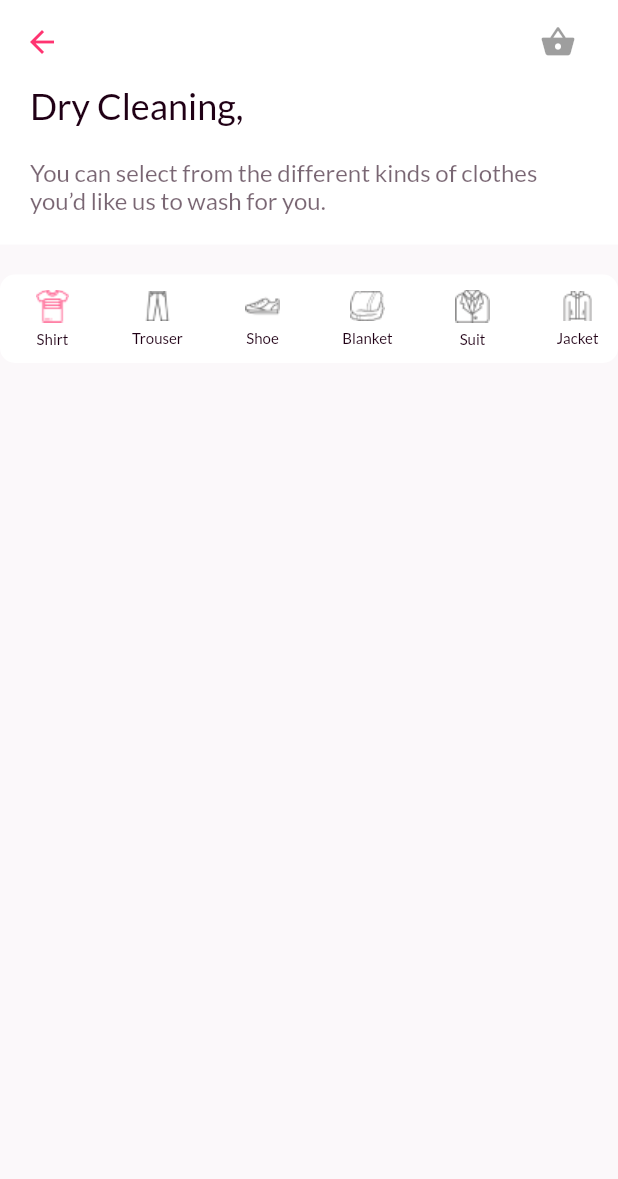
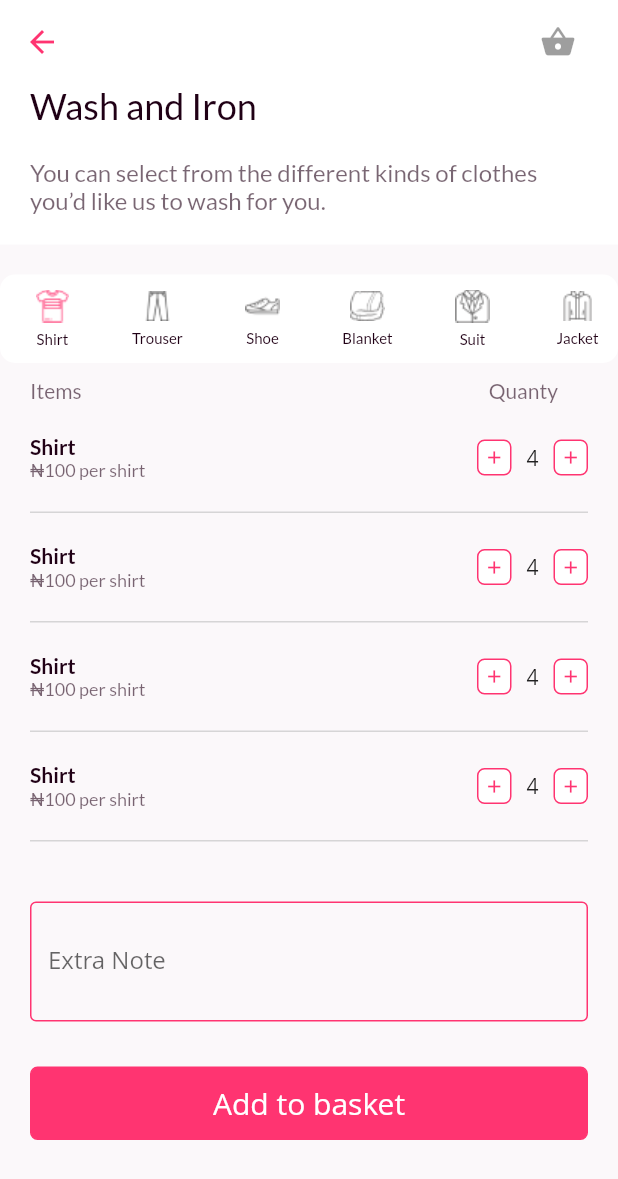
Before and after one commit to cyuket/little_drop, a Flutter app: the SelectionView screen opened directly, on a phone screen of 412 x 824 dp. Shown: the top 1179 px of the screen. Run offline on Flutter 3.47's test engine with Material 2 defaults, Android fonts, the phone set to English and light mode, and no system bars; our stand-ins replace cloud_firestore, firebase_auth, flutter_svg, get_it, google_fonts, provider_architecture; missing offline and left inert: grouped_buttons; accounts and stored records are empty; Roboto replaces fonts that are missing (Open Sans).

Commit message:
Completed view for selection

```diff
--- a/lib/ui/views/login_view.dart
+++ b/lib/ui/views/login_view.dart
@@ -47,7 +47,7 @@ class LoginView extends StatelessWidget {
                 ),
               ),
               InputField(
-                smallVersion: true,
+                smallVersion: false,
                 controller: emailController,
                 label: "Email",
                 placeholder: "youremail@email.com",
@@ -56,7 +56,7 @@ class LoginView extends StatelessWidget {
                 height: 20,
               ),
               InputField(
-                smallVersion: true,
+                smallVersion: false,
                 controller: passwordController,
                 label: "Password",
                 placeholder: "Password",
--- a/lib/ui/views/selection_view.dart
+++ b/lib/ui/views/selection_view.dart
@@ -4,6 +4,9 @@ import 'package:little_drops/constants/assets.dart';
 import 'package:little_drops/ui/shared/app_colors.dart';
 import 'package:little_drops/ui/shared/ui_helpers.dart';
 import 'package:little_drops/ui/shared/shared_styles.dart';
+import 'package:little_drops/ui/widgets/busy_button.dart';
+import 'package:little_drops/ui/shared/screen_util.dart';
+import 'package:little_drops/ui/widgets/input_field.dart';
 
 class SelectionView extends StatefulWidget {
   final String title;
@@ -13,8 +16,11 @@ class SelectionView extends StatefulWidget {
 }
 
 class _SelectionViewState extends State<SelectionView> {
+  final message = TextEditingController();
   @override
   Widget build(BuildContext context) {
+    ScreenUtil.init(context, width: 414, height: 896, allowFontScaling: true);
+
     return Scaffold(
       backgroundColor: AppColors().background,
       appBar: AppBar(
@@ -37,6 +43,10 @@ class _SelectionViewState extends State<SelectionView> {
         elevation: 0,
       ),
       body: SafeArea(
+        child: SingleChildScrollView(
+          child: SafeArea(
+            child: Container(
+              height: screenHeight(context) - 100,
               child: Column(
                 children: <Widget>[
                   Container(
@@ -46,7 +56,7 @@ class _SelectionViewState extends State<SelectionView> {
                     child: Column(
                       crossAxisAlignment: CrossAxisAlignment.start,
                       children: <Widget>[
-                  Text('Dry Cleaning,', style: titleTextStyle),
+                        Text(widget.title, style: titleTextStyle),
                         verticalSpace(20),
                         Text(
                           'You can select from the different kinds of clothes you’d like us to wash for you.',
@@ -68,16 +78,162 @@ class _SelectionViewState extends State<SelectionView> {
                       scrollDirection: Axis.horizontal,
                       children: <Widget>[
                         ItemWidget(iconUrl: AppAsset().shirt, title: "Shirt"),
-                  ItemWidget(iconUrl: AppAsset().trouser, title: "Trouser"),
+                        ItemWidget(
+                            iconUrl: AppAsset().trouser, title: "Trouser"),
                         ItemWidget(iconUrl: AppAsset().shoe, title: "Shoe"),
-                  ItemWidget(iconUrl: AppAsset().blanket, title: "Blanket"),
+                        ItemWidget(
+                            iconUrl: AppAsset().blanket, title: "Blanket"),
                         ItemWidget(iconUrl: AppAsset().suit, title: "Suit"),
                         ItemWidget(iconUrl: AppAsset().jacket, title: "Jacket"),
                       ],
                     ),
+                  ),
+                  verticalSpace(10),
+                  Padding(
+                    padding: const EdgeInsets.symmetric(horizontal: 20.0),
+                    child: Row(
+                      mainAxisAlignment: MainAxisAlignment.spaceBetween,
+                      children: <Widget>[
+                        Text(
+                          "Items",
+                          style: GoogleFonts.lato(
+                            color: AppColors().textColor.withOpacity(0.6),
+                            fontSize: 14,
+                          ),
+                        ),
+                        Padding(
+                          padding: const EdgeInsets.only(right: 20.0),
+                          child: Text(
+                            "Quanty",
+                            style: GoogleFonts.lato(
+                              color: AppColors().textColor.withOpacity(0.6),
+                              fontSize: 14,
+                            ),
+                          ),
+                        ),
+                      ],
+                    ),
+                  ),
+                  verticalSpace(20),
+                  Expanded(
+                    child: ListView(
+                      children: <Widget>[
+                        SelectedItem(),
+                        SelectedItem(),
+                        SelectedItem(),
+                        SelectedItem(),
+                        SelectedItem(),
+                      ],
+                    ),
+                  ),
+                  Padding(
+                    padding:
+                        const EdgeInsets.only(left: 20, right: 20, top: 20),
+                    child: InputField(
+                      controller: message,
+                      label: "Extra Note",
+                      placeholder:
+                          "Kindly tell us if there’s anything you want us to look out for on your clothes. ",
+                      textInputType: TextInputType.multiline,
+                      smallVersion: true,
+                    ),
+                  ),
+                  Padding(
+                    padding: const EdgeInsets.all(20.0),
+                    child: BusyButton(title: "Add to basket", onPressed: null),
                   )
                 ],
               ),
+            ),
+          ),
+        ),
+      ),
+    );
+  }
+}
+
+class SelectedItem extends StatelessWidget {
+  const SelectedItem({
+    Key key,
+  }) : super(key: key);
+
+  @override
+  Widget build(BuildContext context) {
+    return Container(
+      padding: EdgeInsets.symmetric(horizontal: 20),
+      child: Column(
+        children: <Widget>[
+          Row(
+            mainAxisAlignment: MainAxisAlignment.spaceBetween,
+            children: <Widget>[
+              Column(
+                crossAxisAlignment: CrossAxisAlignment.start,
+                children: <Widget>[
+                  Text(
+                    "Shirt",
+                    style: GoogleFonts.lato(
+                      color: AppColors().textColor,
+                      fontWeight: FontWeight.w700,
+                      fontSize: 14,
+                    ),
+                  ),
+                  Text(
+                    "₦100 per shirt",
+                    style: GoogleFonts.lato(
+                      color: AppColors().textColor.withOpacity(0.6),
+                      fontSize: 12,
+                    ),
+                  )
+                ],
+              ),
+              Row(
+                children: <Widget>[
+                  Container(
+                    height: 24,
+                    width: 23,
+                    decoration: BoxDecoration(
+                        border: Border.all(color: AppColors().primaryColor),
+                        borderRadius: BorderRadius.circular(5),
+                        color: Colors.white),
+                    child: Center(
+                      child: Icon(
+                        Icons.add,
+                        color: AppColors().primaryColor,
+                        size: 14,
+                      ),
+                    ),
+                  ),
+                  horizontalSpaceSmall,
+                  Text("4"),
+                  horizontalSpaceSmall,
+                  Container(
+                    height: 24,
+                    width: 23,
+                    decoration: BoxDecoration(
+                        border: Border.all(color: AppColors().primaryColor),
+                        borderRadius: BorderRadius.circular(5),
+                        color: Colors.white),
+                    child: Center(
+                      child: Icon(
+                        Icons.add,
+                        color: AppColors().primaryColor,
+                        size: 14,
+                      ),
+                    ),
+                  ),
+                ],
+              ),
+            ],
+          ),
+          Padding(
+            padding: const EdgeInsets.symmetric(vertical: 20.0),
+            child: Divider(
+              thickness: 1,
+              height: 1,
+              color: Color.fromRGBO(198, 198, 198, 0.7),
+            ),
+          )
+        ],
       ),
     );
   }
--- a/lib/ui/views/sign_up.dart
+++ b/lib/ui/views/sign_up.dart
@@ -50,7 +50,7 @@ class SignUpView extends StatelessWidget {
                 ),
               ),
               InputField(
-                smallVersion: true,
+                smallVersion: false,
                 controller: fullNameController,
                 placeholder: "Enter Full Name",
                 label: "Full Name",
@@ -59,7 +59,7 @@ class SignUpView extends StatelessWidget {
                 height: 20,
               ),
               InputField(
-                smallVersion: true,
+                smallVersion: false,
                 controller: emailController,
                 placeholder: "youremail@email.com",
                 label: "Email",
@@ -68,7 +68,7 @@ class SignUpView extends StatelessWidget {
                 height: 20,
               ),
               InputField(
-                smallVersion: true,
+                smallVersion: false,
                 controller: phonNumberController,
                 placeholder: "+234 xxx xxx xxxxx",
                 label: "Phone Number",
@@ -78,7 +78,7 @@ class SignUpView extends StatelessWidget {
               ),
 
               InputField(
-                smallVersion: true,
+                smallVersion: false,
                 controller: passwordController,
                 placeholder: "Password",
                 label: "Password",
--- a/lib/ui/widgets/input_field.dart
+++ b/lib/ui/widgets/input_field.dart
@@ -22,6 +22,7 @@ class InputField extends StatefulWidget {
   final String label;
   final Function(String) onChanged;
   final TextInputFormatter formatter;
+  final int maxLines, maxLength;
 
   InputField(
       {@required this.controller,
@@ -33,6 +34,8 @@ class InputField extends StatefulWidget {
       this.additionalNote,
       this.onChanged,
       this.formatter,
+      this.maxLength,
+      this.maxLines,
       this.validationMessage,
       this.textInputAction = TextInputAction.next,
       this.textInputType = TextInputType.text,
@@ -60,7 +63,7 @@ class _InputFieldState extends State<InputField> {
       crossAxisAlignment: CrossAxisAlignment.start,
       children: <Widget>[
         Container(
-          height: widget.smallVersion ? 44 : fieldHeight,
+          height: widget.smallVersion ? 80 : fieldHeight,
           alignment: Alignment.centerLeft,
           // padding: fieldPadding,
           // decoration:
```
Lines whose indentation alone changed are shown as unchanged.
